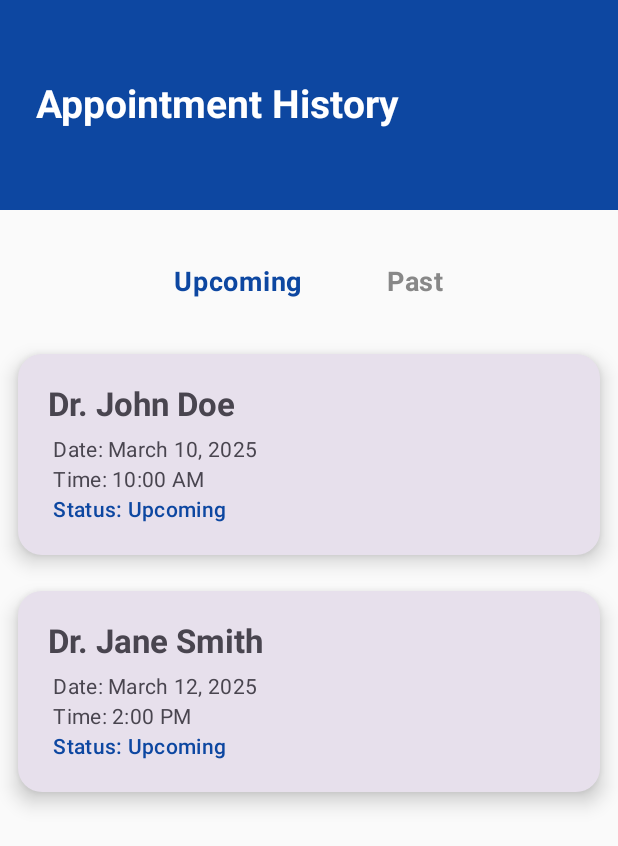
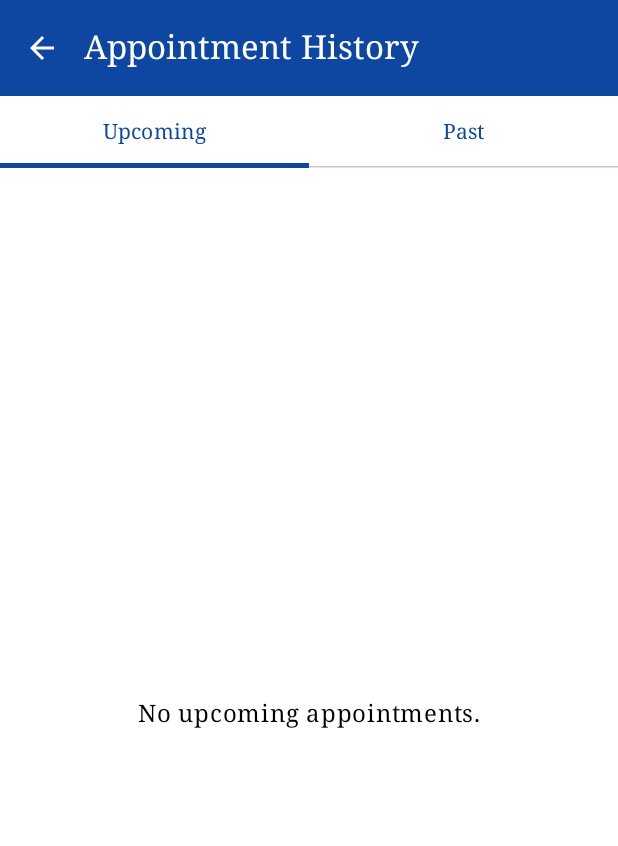
Before and after one commit to 1287Apiyo/MediLink_Kenya, an Android app built with Jetpack Compose: the AppointmentHistoryScreen screen opened through its navigation route, on a phone screen of 412 x 824 dp. Shown: the top 846 px of the screen. Run offline under Robolectric (Android 15) with nearby library versions, the phone set to English and light mode, and no system bars; our stand-ins replace Firebase (no records; nobody signed in at launch, a user with empty details on screens opened directly).

Commit message:
appointment works

```diff
--- a/app/src/main/java/com/example/medilinkapp/ui/navigation/AppNavGraph.kt
+++ b/app/src/main/java/com/example/medilinkapp/ui/navigation/AppNavGraph.kt
@@ -17,6 +17,7 @@ import com.example.medilinkapp.ui.screens.healthmonitoring.HealthMonitoringScree
 import com.example.medilinkapp.ui.screens.pharmacy.PharmacyScreen
 import com.example.medilinkapp.ui.screens.profile.ProfileScreen
 import com.example.medilinkapp.ui.screens.symptomchecker.SymptomCheckerScreen
+import com.example.medilinkapp.ui.screens.consultationbooking.AppointmentBookingScreen
 
 @Composable
 fun AppNavGraph(context: Context) {
@@ -56,5 +57,16 @@ fun AppNavGraph(context: Context) {
                 doctorName = backStackEntry.arguments?.getString("doctorName") ?: ""
             )
         }
+
+        // New route for Appointment Booking Screen
+        composable(
+            route = "appointmentBookingScreen/{doctorName}",
+            arguments = listOf(navArgument("doctorName") { type = NavType.StringType })
+        ) { backStackEntry ->
+            AppointmentBookingScreen(
+                navController = navController,
+                doctorName = backStackEntry.arguments?.getString("doctorName") ?: ""
+            )
+        }
     }
 }
--- a/app/src/main/java/com/example/medilinkapp/ui/screens/appointmenthistory/AppointmentHistoryScreen.kt
+++ b/app/src/main/java/com/example/medilinkapp/ui/screens/appointmenthistory/AppointmentHistoryScreen.kt
@@ -1,97 +1,140 @@
 package com.example.medilinkapp.ui.screens.appointmenthistory
 
 import androidx.compose.foundation.background
-import androidx.compose.foundation.clickable
 import androidx.compose.foundation.layout.*
 import androidx.compose.foundation.lazy.LazyColumn
 import androidx.compose.foundation.lazy.items
+import androidx.compose.foundation.shape.RoundedCornerShape
+import androidx.compose.material.icons.Icons
+import androidx.compose.material.icons.filled.ArrowBack
 import androidx.compose.material3.*
 import androidx.compose.runtime.*
 import androidx.compose.ui.Alignment
 import androidx.compose.ui.Modifier
-import androidx.compose.ui.draw.clip
 import androidx.compose.ui.graphics.Color
-import androidx.compose.ui.text.font.FontWeight
-import androidx.compose.ui.tooling.preview.Preview
+import androidx.compose.ui.text.font.FontFamily
 import androidx.compose.ui.unit.dp
 import androidx.navigation.NavController
-import androidx.navigation.compose.rememberNavController
-import com.example.medilinkapp.ui.theme.MedilinkAppTheme
-import androidx.compose.foundation.shape.RoundedCornerShape
-import androidx.compose.ui.unit.sp
-import androidx.compose.ui.text.style.TextAlign
+import com.example.medilinkapp.model.Appointment
+import com.google.firebase.firestore.FirebaseFirestore
+import com.google.firebase.firestore.ListenerRegistration
 
-// Sample data for appointment history
-data class Appointment(val doctorName: String, val date: String, val time: String, val status: String)
-
-val upcomingAppointments = listOf(
-    Appointment("Dr. John Doe", "March 10, 2025", "10:00 AM", "Upcoming"),
-    Appointment("Dr. Jane Smith", "March 12, 2025", "2:00 PM", "Upcoming")
-)
-
-val pastAppointments = listOf(
-    Appointment("Dr. Emily White", "Feb 15, 2025", "11:30 AM", "Completed"),
-    Appointment("Dr. Mark Brown", "Feb 20, 2025", "4:00 PM", "Completed")
-)
-
+@OptIn(ExperimentalMaterial3Api::class)
 @Composable
 fun AppointmentHistoryScreen(navController: NavController) {
-    var selectedTab by remember { mutableStateOf("Upcoming") }
+    val firestore = FirebaseFirestore.getInstance()
+    var appointments by remember { mutableStateOf(emptyList<Appointment>()) }
+    var isLoading by remember { mutableStateOf(true) }
+    var error by remember { mutableStateOf<String?>(null) }
+    var listenerRegistration by remember { mutableStateOf<ListenerRegistration?>(null) }
 
-    MedilinkAppTheme {
-        Column(modifier = Modifier.fillMaxSize()) {
-            // Header Section
-            Box(
-                modifier = Modifier
-                    .fillMaxWidth()
-                    .height(140.dp)
-                    .background(MaterialTheme.colorScheme.primary)
-                    .padding(24.dp),
-                contentAlignment = Alignment.CenterStart
-            ) {
+    // Listen to appointments collection (assumed to be in Firestore)
+    LaunchedEffect(Unit) {
+        listenerRegistration = firestore.collection("appointments")
+            .orderBy("timestamp")
+            .addSnapshotListener { snapshot, e ->
+                if (e != null) {
+                    error = e.message
+                    isLoading = false
+                    return@addSnapshotListener
+                }
+                snapshot?.let {
+                    val list = it.documents.mapNotNull { doc ->
+                        doc.toObject(Appointment::class.java)
+                    }
+                    appointments = list
+                    isLoading = false
+                }
+            }
+    }
+
+    DisposableEffect(Unit) {
+        onDispose { listenerRegistration?.remove() }
+    }
+
+    // Group appointments by status
+    val upcomingAppointments = appointments.filter { it.status == "upcoming" }
+    val pastAppointments = appointments.filter { it.status == "past" }
+
+    // Tab state: 0 for Upcoming, 1 for Past
+    var selectedTab by remember { mutableStateOf(0) }
+    val tabs = listOf("Upcoming", "Past")
+
+    Scaffold(
+        topBar = {
+            TopAppBar(
+                title = {
                     Text(
                         "Appointment History",
-                    style = MaterialTheme.typography.headlineSmall.copy(
-                        fontWeight = FontWeight.Bold,
-                        color = Color.White,
-                        fontSize = 26.sp
+                        fontFamily = FontFamily.Serif,
+                        color = MaterialTheme.colorScheme.onPrimary
+                    )
+                },
+                navigationIcon = {
+                    IconButton(onClick = { navController.popBackStack() }) {
+                        CompositionLocalProvider(LocalContentColor provides MaterialTheme.colorScheme.onPrimary) {
+                            Icon(Icons.Filled.ArrowBack, contentDescription = "Back")
+                        }
+                    }
+                },
+                colors = TopAppBarDefaults.topAppBarColors(
+                    containerColor = MaterialTheme.colorScheme.primary
                 )
             )
         }
-
-            Spacer(modifier = Modifier.height(24.dp))
-
-            // Toggle Buttons
-            Row(
-                modifier = Modifier.fillMaxWidth(),
-                horizontalArrangement = Arrangement.Center
+    ) { paddingValues ->
+        // Use a white background for the entire screen.
+        Column(
+            modifier = Modifier
+                .fillMaxSize()
+                .background(Color.White)
+                .padding(paddingValues)
         ) {
-                Text(
-                    "Upcoming",
-                    modifier = Modifier
-                        .clickable { selectedTab = "Upcoming" }
-                        .padding(12.dp),
-                    color = if (selectedTab == "Upcoming") MaterialTheme.colorScheme.primary else Color.Gray,
-                    fontWeight = FontWeight.Bold,
-                    fontSize = 18.sp
-                )
-                Spacer(modifier = Modifier.width(32.dp))
-                Text(
-                    "Past",
-                    modifier = Modifier
-                        .clickable { selectedTab = "Past" }
-                        .padding(12.dp),
-                    color = if (selectedTab == "Past") MaterialTheme.colorScheme.primary else Color.Gray,
-                    fontWeight = FontWeight.Bold,
-                    fontSize = 18.sp
+            // Tab Row for Upcoming and Past appointments.
+            TabRow(selectedTabIndex = selectedTab) {
+                tabs.forEachIndexed { index, title ->
+                    Tab(
+                        selected = selectedTab == index,
+                        onClick = { selectedTab = index },
+                        text = { Text(title, fontFamily = FontFamily.Serif) }
                     )
                 }
-
-            Spacer(modifier = Modifier.height(12.dp))
-
-            LazyColumn(modifier = Modifier.fillMaxSize()) {
-                items(if (selectedTab == "Upcoming") upcomingAppointments else pastAppointments) { appointment ->
-                    AppointmentCard(appointment)
+            }
+            Spacer(modifier = Modifier.height(16.dp))
+            when (selectedTab) {
+                0 -> {
+                    if (upcomingAppointments.isEmpty()) {
+                        Box(modifier = Modifier.fillMaxSize(), contentAlignment = Alignment.Center) {
+                            Text("No upcoming appointments.", fontFamily = FontFamily.Serif)
+                        }
+                    } else {
+                        LazyColumn(
+                            modifier = Modifier.fillMaxSize(),
+                            contentPadding = PaddingValues(horizontal = 16.dp, vertical = 8.dp),
+                            verticalArrangement = Arrangement.spacedBy(16.dp)
+                        ) {
+                            items(upcomingAppointments) { appointment ->
+                                AppointmentCard(appointment = appointment)
+                            }
+                        }
+                    }
+                }
+                1 -> {
+                    if (pastAppointments.isEmpty()) {
+                        Box(modifier = Modifier.fillMaxSize(), contentAlignment = Alignment.Center) {
+                            Text("No past appointments.", fontFamily = FontFamily.Serif)
+                        }
+                    } else {
+                        LazyColumn(
+                            modifier = Modifier.fillMaxSize(),
+                            contentPadding = PaddingValues(horizontal = 16.dp, vertical = 8.dp),
+                            verticalArrangement = Arrangement.spacedBy(16.dp)
+                        ) {
+                            items(pastAppointments) { appointment ->
+                                AppointmentCard(appointment = appointment)
+                            }
+                        }
+                    }
                 }
             }
         }
@@ -101,33 +144,41 @@ fun AppointmentHistoryScreen(navController: NavController) {
 @Composable
 fun AppointmentCard(appointment: Appointment) {
     Card(
-        modifier = Modifier
-            .fillMaxWidth()
-            .padding(12.dp),
-        shape = RoundedCornerShape(16.dp),
-        colors = CardDefaults.cardColors(containerColor = MaterialTheme.colorScheme.surfaceVariant),
-        elevation = CardDefaults.elevatedCardElevation(8.dp)
+        modifier = Modifier.fillMaxWidth(),
+        shape = RoundedCornerShape(8.dp),
+        elevation = CardDefaults.cardElevation(defaultElevation = 4.dp)
     ) {
-        Column(modifier = Modifier.padding(20.dp)) {
+        Column(modifier = Modifier.padding(16.dp)) {
             Text(
-                text = appointment.doctorName,
-                style = MaterialTheme.typography.titleLarge.copy(fontWeight = FontWeight.Bold)
+                text = "Dr. ${appointment.doctorName}",
+                fontFamily = FontFamily.Serif,
+                style = MaterialTheme.typography.titleSmall
             )
-            Spacer(modifier = Modifier.height(6.dp))
-            Text(" Date: ${appointment.date}", style = MaterialTheme.typography.bodyMedium)
-            Text(" Time: ${appointment.time}", style = MaterialTheme.typography.bodyMedium)
-            Text(" Status: ${appointment.status}",
-                style = MaterialTheme.typography.bodyMedium.copy(
-                    fontWeight = FontWeight.SemiBold,
-                    color = MaterialTheme.colorScheme.primary
+            Spacer(modifier = Modifier.height(4.dp))
+            Text(
+                text = "Date: ${appointment.appointmentDate}",
+                fontFamily = FontFamily.Serif,
+                style = MaterialTheme.typography.bodyMedium
             )
+            Spacer(modifier = Modifier.height(4.dp))
+            Text(
+                text = "Time: ${appointment.appointmentTime}",
+                fontFamily = FontFamily.Serif,
+                style = MaterialTheme.typography.bodyMedium
+            )
+            Spacer(modifier = Modifier.height(4.dp))
+            Text(
+                text = "Notes: ${appointment.notes}",
+                fontFamily = FontFamily.Serif,
+                style = MaterialTheme.typography.bodyMedium
+            )
+            Spacer(modifier = Modifier.height(4.dp))
+            Text(
+                text = "Status: ${appointment.status}",
+                fontFamily = FontFamily.Serif,
+                style = MaterialTheme.typography.bodyMedium,
+                color = if (appointment.status == "upcoming") Color.Green else Color.Red
             )
         }
     }
 }
-
-@Composable
-@Preview(showBackground = true)
-fun PreviewAppointmentHistoryScreen() {
-    AppointmentHistoryScreen(navController = rememberNavController())
-}
```
Also changed, not shown: app/src/main/java/com/example/medilinkapp/model/Appointment.kt (added, +10 -0 lines), app/src/main/java/com/example/medilinkapp/ui/screens/consultationbooking/AppointmentBookingScreen.kt (added, +150 -0 lines). Lines whose indentation alone changed are shown as unchanged.
